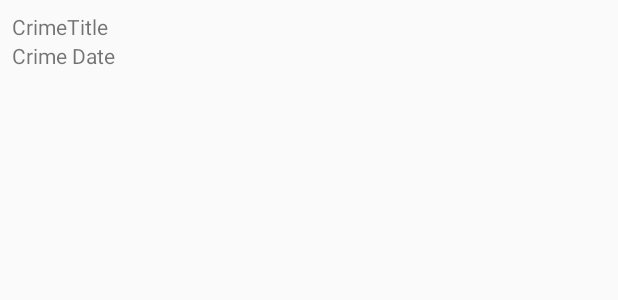
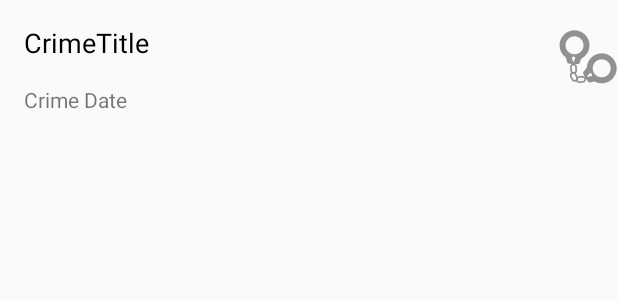
Before and after one commit to tylerjnettleton/android-learning, an Android app: the layout list_item_crime.xml on its own in the app's theme, with its tools: preview values and no code run, on a phone screen of 412 x 824 dp. Shown: the top 300 px of the screen. Run offline under Robolectric (Android 15) with nearby library versions, the phone set to English and light mode, and no system bars.

Commit message:
Constraint Layout

```diff
--- a/CriminalIntent/app/src/main/java/com/tylernettleton/criminalintent/CrimeListFragment.kt
+++ b/CriminalIntent/app/src/main/java/com/tylernettleton/criminalintent/CrimeListFragment.kt
@@ -5,7 +5,9 @@ import android.util.Log
 import android.view.LayoutInflater
 import android.view.View
 import android.view.ViewGroup
+import android.widget.ImageView
 import android.widget.TextView
+import androidx.core.view.isVisible
 import androidx.fragment.app.Fragment
 import androidx.lifecycle.ViewModelProviders
 import androidx.recyclerview.widget.LinearLayoutManager
@@ -16,6 +18,7 @@ private const val TAG = "CrimeListFragment"
 class CrimeListFragment: Fragment() {
 
     private lateinit var crimeRecyclerView: RecyclerView
+
     private var adapter: CrimeAdapter? = null
 
     private val crimeListViewModel: CrimeListViewModel by lazy {
@@ -50,6 +53,7 @@ class CrimeListFragment: Fragment() {
     private inner class CrimeHolder(view: View): RecyclerView.ViewHolder(view), View.OnClickListener {
         private val titleTextView: TextView = itemView.findViewById(R.id.crime_title)
         private val dateTextView: TextView = itemView.findViewById(R.id.crime_date)
+        private val solvedImage: ImageView = itemView.findViewById(R.id.crime_solved_image)
 
         private lateinit var crime: Crime
 
@@ -57,6 +61,8 @@ class CrimeListFragment: Fragment() {
             this.crime = crime
             titleTextView.text = this.crime.title
             dateTextView.text = this.crime.date.toString()
+
+            solvedImage.isVisible = !crime.isSolved
         }
 
         init {
--- a/CriminalIntent/app/src/main/res/drawable-v24/ic_launcher_foreground.xml
+++ b/CriminalIntent/app/src/main/res/drawable-v24/ic_launcher_foreground.xml
@@ -2,13 +2,13 @@
         xmlns:aapt="http://schemas.android.com/aapt"
         android:width="108dp"
         android:height="108dp"
-    android:viewportWidth="108"
-    android:viewportHeight="108">
+        android:viewportHeight="108"
+        android:viewportWidth="108">
     <path
             android:fillType="evenOdd"
             android:pathData="M32,64C32,64 38.39,52.99 44.13,50.95C51.37,48.37 70.14,49.57 70.14,49.57L108.26,87.69L108,109.01L75.97,107.97L32,64Z"
-        android:strokeWidth="1"
-        android:strokeColor="#00000000">
+            android:strokeColor="#00000000"
+            android:strokeWidth="1">
         <aapt:attr name="android:fillColor">
             <gradient
                     android:endX="78.5885"
@@ -18,10 +18,10 @@
                     android:type="linear">
                 <item
                         android:color="#44000000"
-                    android:offset="0.0" />
+                        android:offset="0.0"/>
                 <item
                         android:color="#00000000"
-                    android:offset="1.0" />
+                        android:offset="1.0"/>
             </gradient>
         </aapt:attr>
     </path>
@@ -29,6 +29,6 @@
             android:fillColor="#FFFFFF"
             android:fillType="nonZero"
             android:pathData="M66.94,46.02L66.94,46.02C72.44,50.07 76,56.61 76,64L32,64C32,56.61 35.56,50.11 40.98,46.06L36.18,41.19C35.45,40.45 35.45,39.3 36.18,38.56C36.91,37.81 38.05,37.81 38.78,38.56L44.25,44.05C47.18,42.57 50.48,41.71 54,41.71C57.48,41.71 60.78,42.57 63.68,44.05L69.11,38.56C69.84,37.81 70.98,37.81 71.71,38.56C72.44,39.3 72.44,40.45 71.71,41.19L66.94,46.02ZM62.94,56.92C64.08,56.92 65,56.01 65,54.88C65,53.76 64.08,52.85 62.94,52.85C61.8,52.85 60.88,53.76 60.88,54.88C60.88,56.01 61.8,56.92 62.94,56.92ZM45.06,56.92C46.2,56.92 47.13,56.01 47.13,54.88C47.13,53.76 46.2,52.85 45.06,52.85C43.92,52.85 43,53.76 43,54.88C43,56.01 43.92,56.92 45.06,56.92Z"
-        android:strokeWidth="1"
-        android:strokeColor="#00000000" />
+            android:strokeColor="#00000000"
+            android:strokeWidth="1"/>
 </vector>
--- a/CriminalIntent/app/src/main/res/layout/list_item_crime.xml
+++ b/CriminalIntent/app/src/main/res/layout/list_item_crime.xml
@@ -1,22 +1,44 @@
 <?xml version="1.0" encoding="utf-8"?>
-<LinearLayout xmlns:android="http://schemas.android.com/apk/res/android"
-    android:orientation="vertical"
+<androidx.constraintlayout.widget.ConstraintLayout xmlns:android="http://schemas.android.com/apk/res/android"
+    xmlns:app="http://schemas.android.com/apk/res-auto"
+    xmlns:tools="http://schemas.android.com/tools"
+    android:id="@+id/linearLayout"
     android:layout_width="match_parent"
-    android:layout_height="wrap_content"
-    android:padding="8dp">
+    android:layout_height="wrap_content">
 
     <TextView
-        android:layout_width="match_parent"
+        android:id="@+id/crime_title"
+        android:layout_width="0dp"
         android:layout_height="wrap_content"
-        android:id="@+id/crime_title"
-        android:text="CrimeTitle">
-    </TextView>
+        android:layout_marginStart="16dp"
+        android:layout_marginTop="16dp"
+        android:layout_marginEnd="8dp"
+        android:text="CrimeTitle"
+        android:textColor="@android:color/black"
+        android:textSize="18sp"
+        app:layout_constraintEnd_toStartOf="@+id/crime_solved_image"
+        app:layout_constraintStart_toStartOf="parent"
+        app:layout_constraintTop_toTopOf="parent"></TextView>
 
     <TextView
-        android:layout_width="match_parent"
+        android:id="@+id/crime_date"
+        android:layout_width="0dp"
         android:layout_height="wrap_content"
-        android:id="@+id/crime_date"
-        android:text="Crime Date">
-    </TextView>
+        android:layout_marginStart="16dp"
+        android:layout_marginTop="16dp"
+        android:layout_marginEnd="8dp"
+        android:text="Crime Date"
+        app:layout_constraintEnd_toStartOf="@+id/crime_solved_image"
+        app:layout_constraintStart_toStartOf="parent"
+        app:layout_constraintTop_toBottomOf="@+id/crime_title"></TextView>
 
-</LinearLayout>
+    <ImageView
+        android:id="@+id/crime_solved_image"
+        android:layout_width="wrap_content"
+        android:layout_height="wrap_content"
+        app:layout_constraintBottom_toBottomOf="parent"
+        app:layout_constraintEnd_toEndOf="parent"
+        app:layout_constraintTop_toTopOf="parent"
+        app:srcCompat="@drawable/ic_solved" />
+
+</androidx.constraintlayout.widget.ConstraintLayout>
```
Also changed, not shown: CriminalIntent/app/src/main/res/drawable-hdpi/ic_solved.png (added), CriminalIntent/app/src/main/res/drawable-mdpi/ic_solved.png (added), CriminalIntent/app/src/main/res/drawable-xhdpi/ic_solved.png (added), CriminalIntent/app/src/main/res/drawable-xxhdpi/ic_solved.png (added), CriminalIntent/app/src/main/res/drawable-xxxhdpi/ic_solved.png (added). Lines whose indentation alone changed are shown as unchanged.
